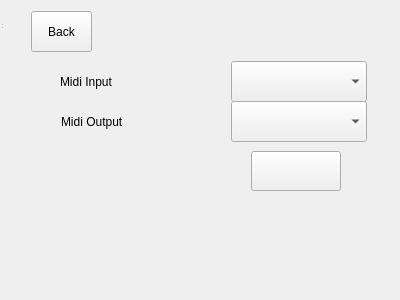
First picture: the form in RoomClient/settingswindow.ui, repository ljmc2000/VirtualConcertHall, before the edit.
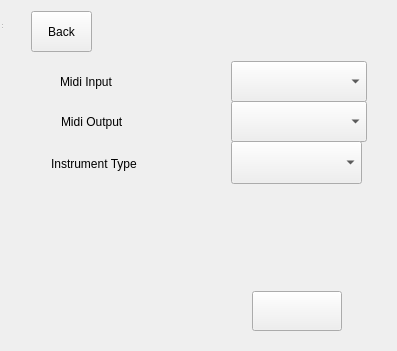
Second picture: the form after the edit.

```diff
--- a/RoomClient/settingswindow.ui
+++ b/RoomClient/settingswindow.ui
@@ -6,8 +6,8 @@
    <rect>
     <x>0</x>
     <y>0</y>
-    <width>400</width>
-    <height>300</height>
+    <width>397</width>
+    <height>351</height>
    </rect>
   </property>
   <property name="windowTitle">
@@ -78,8 +78,8 @@
      <widget class="QLabel" name="signinLabel">
       <property name="geometry">
        <rect>
-        <x>49</x>
-        <y>150</y>
+        <x>50</x>
+        <y>290</y>
         <width>161</width>
         <height>25</height>
        </rect>
@@ -91,8 +91,8 @@
      <widget class="QPushButton" name="signinButton">
       <property name="geometry">
        <rect>
-        <x>240</x>
-        <y>140</y>
+        <x>241</x>
+        <y>280</y>
         <width>90</width>
         <height>40</height>
        </rect>
@@ -101,6 +101,29 @@
        <string/>
       </property>
      </widget>
+     <widget class="QLabel" name="instrumentTypeLabel">
+      <property name="geometry">
+       <rect>
+        <x>40</x>
+        <y>140</y>
+        <width>161</width>
+        <height>25</height>
+       </rect>
+      </property>
+      <property name="text">
+       <string>Instrument Type</string>
+      </property>
+     </widget>
+     <widget class="QComboBox" name="instrumentTypeBox">
+      <property name="geometry">
+       <rect>
+        <x>220</x>
+        <y>130</y>
+        <width>131</width>
+        <height>43</height>
+       </rect>
+      </property>
+     </widget>
     </widget>
    </item>
   </layout>
```
